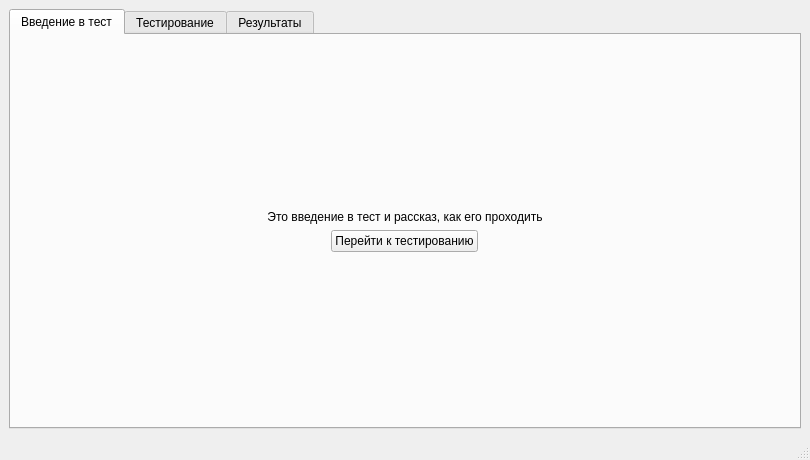
Old version of the form Mini-test/mainwindow.ui in the repository KeltorHD/lr_visual_programming.
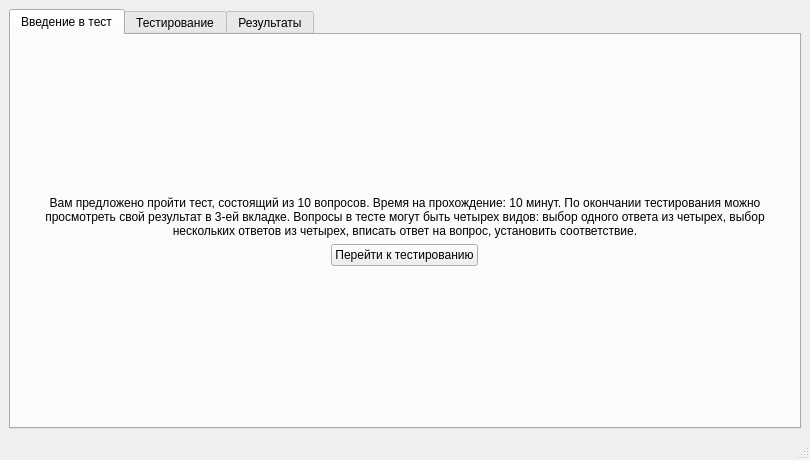
New version of the form. The open tabs and pages were chosen to show the change.

Commit message: lr04 really done

What changed in the file:
```diff
--- a/Mini-test/mainwindow.ui
+++ b/Mini-test/mainwindow.ui
@@ -52,11 +52,14 @@
           <item>
            <widget class="QLabel" name="label">
             <property name="text">
-             <string>Это введение в тест и рассказ, как его проходить</string>
+             <string>Вам предложено пройти тест, состоящий из 10 вопросов. Время на прохождение: 10 минут. По окончании тестирования можно просмотреть свой результат в 3-ей вкладке. Вопросы в тесте могут быть четырех видов: выбор одного ответа из четырех, выбор нескольких ответов из четырех, вписать ответ на вопрос, установить соответствие.</string>
             </property>
             <property name="alignment">
              <set>Qt::AlignBottom|Qt::AlignHCenter</set>
             </property>
+            <property name="wordWrap">
+             <bool>true</bool>
+            </property>
            </widget>
           </item>
           <item>
```
Left out of the diff: 4 changed lines with no effect on the pictures. The commit also changes 2 other files.
